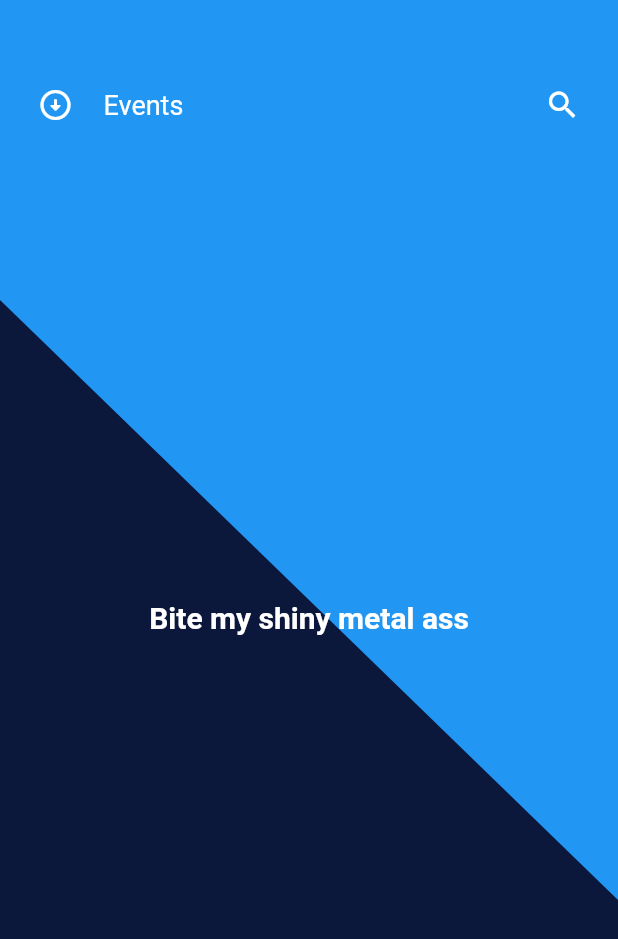
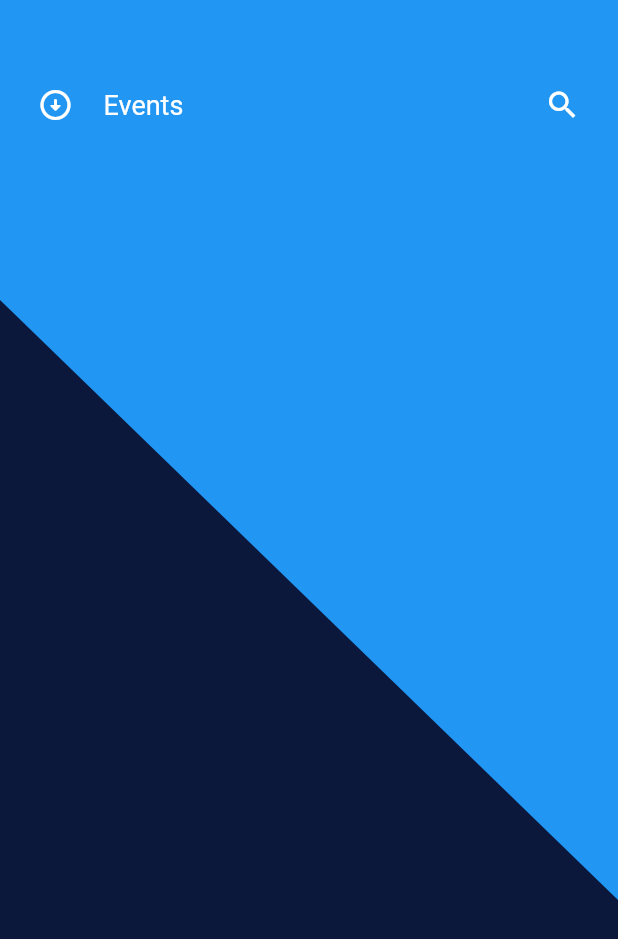
Before and after one commit to DoomHopes/events_page, a Flutter app: the screen it shows after launch, on a phone screen of 412 x 824 dp. Shown: the top 939 px of the screen. Run offline on Flutter 3.47's test engine with Material 2 defaults, Android fonts, the phone set to English and light mode, and no system bars.

Commit message:
some change

```diff
--- a/lib/pages/home_page.dart
+++ b/lib/pages/home_page.dart
@@ -30,16 +30,6 @@ class HomePage extends StatelessWidget {
                 text: 'Events',
               ),
             ),
-            const Center(
-              child: Text(
-                'Bite my shiny metal ass',
-                style: TextStyle(
-                  color: Colors.white,
-                  fontSize: 20,
-                  fontWeight: FontWeight.bold,
-                ),
-              ),
-            ),
           ],
         ),
       ),
```
